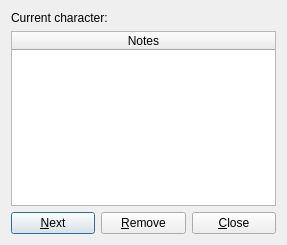
The window that sources/windows/CombatDialog.ui (ViviCoder/GM-Assistant) describes before a commit, drawn with Qt 5.
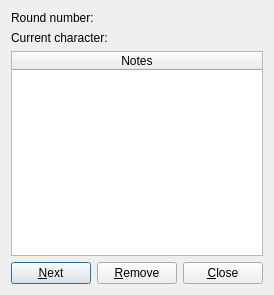
The same window after the commit.

Commit message: Issue #141: Round counter added to the combat manager

The edit to the form file:
```diff
--- a/sources/windows/CombatDialog.ui
+++ b/sources/windows/CombatDialog.ui
@@ -6,8 +6,8 @@
    <rect>
     <x>0</x>
     <y>0</y>
-    <width>287</width>
-    <height>245</height>
+    <width>274</width>
+    <height>295</height>
    </rect>
   </property>
   <property name="windowTitle">
@@ -15,7 +15,14 @@
   </property>
   <layout class="QVBoxLayout" name="verticalLayout">
    <item>
-    <widget class="QLabel" name="label">
+    <widget class="QLabel" name="roundLabel">
+     <property name="text">
+      <string>Round number:</string>
+     </property>
+    </widget>
+   </item>
+   <item>
+    <widget class="QLabel" name="characterLabel">
      <property name="text">
       <string>Current character:</string>
      </property>
```
The commit also changes 3 other files.
